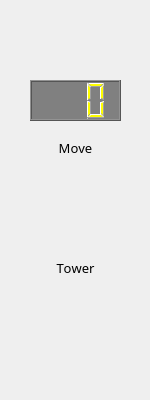
Old version of the form src/tank_game_gui/src/tankinfowidget.ui in the repository joelottosson/cwg.
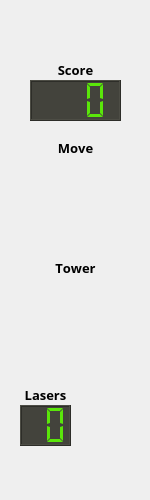
New version of the form. Icons and pictures are not drawn.

Commit message: Lasers are now pickupable :)

Patch:
```diff
--- a/src/tank_game_gui/src/tankinfowidget.ui
+++ b/src/tank_game_gui/src/tankinfowidget.ui
@@ -7,7 +7,7 @@
     <x>0</x>
     <y>0</y>
     <width>150</width>
-    <height>400</height>
+    <height>500</height>
    </rect>
   </property>
   <property name="sizePolicy">
@@ -19,13 +19,13 @@
   <property name="minimumSize">
    <size>
     <width>150</width>
-    <height>400</height>
+    <height>500</height>
    </size>
   </property>
   <property name="maximumSize">
    <size>
     <width>150</width>
-    <height>400</height>
+    <height>500</height>
    </size>
   </property>
   <property name="font">
@@ -78,7 +78,9 @@
    <property name="font">
     <font>
      <pointsize>10</pointsize>
+     <weight>75</weight>
      <italic>false</italic>
+     <bold>true</bold>
      <kerning>false</kerning>
     </font>
    </property>
@@ -149,7 +151,9 @@
    <property name="font">
     <font>
      <pointsize>10</pointsize>
+     <weight>75</weight>
      <italic>false</italic>
+     <bold>true</bold>
      <kerning>false</kerning>
     </font>
    </property>
@@ -267,16 +271,111 @@
     <bool>false</bool>
    </property>
    <property name="styleSheet">
-    <string notr="true">background-color: grey;
-color: yellow</string>
+    <string notr="true">background-color: rgb(67, 67, 60);
+color: rgb(90, 230, 10);</string>
    </property>
    <property name="digitCount">
     <number>3</number>
    </property>
+   <property name="segmentStyle">
+    <enum>QLCDNumber::Flat</enum>
+   </property>
    <property name="intValue" stdset="0">
     <number>0</number>
    </property>
   </widget>
+  <widget class="QLCDNumber" name="laserLcdNumber">
+   <property name="geometry">
+    <rect>
+     <x>20</x>
+     <y>405</y>
+     <width>51</width>
+     <height>41</height>
+    </rect>
+   </property>
+   <property name="autoFillBackground">
+    <bool>false</bool>
+   </property>
+   <property name="styleSheet">
+    <string notr="true">background-color: rgb(67, 67, 60);
+color: rgb(90, 230, 10);</string>
+   </property>
+   <property name="digitCount">
+    <number>2</number>
+   </property>
+   <property name="segmentStyle">
+    <enum>QLCDNumber::Flat</enum>
+   </property>
+   <property name="intValue" stdset="0">
+    <number>0</number>
+   </property>
+  </widget>
+  <widget class="QLabel" name="label_3">
+   <property name="geometry">
+    <rect>
+     <x>20</x>
+     <y>385</y>
+     <width>51</width>
+     <height>20</height>
+    </rect>
+   </property>
+   <property name="font">
+    <font>
+     <pointsize>10</pointsize>
+     <weight>75</weight>
+     <italic>false</italic>
+     <bold>true</bold>
+     <kerning>false</kerning>
+    </font>
+   </property>
+   <property name="text">
+    <string>Lasers</string>
+   </property>
+   <property name="alignment">
+    <set>Qt::AlignCenter</set>
+   </property>
+  </widget>
+  <widget class="QLabel" name="fireButton_2">
+   <property name="geometry">
+    <rect>
+     <x>90</x>
+     <y>410</y>
+     <width>31</width>
+     <height>30</height>
+    </rect>
+   </property>
+   <property name="text">
+    <string/>
+   </property>
+   <property name="pixmap">
+    <pixmap>../images/inactive-blue.png</pixmap>
+   </property>
+  </widget>
+  <widget class="QLabel" name="label_4">
+   <property name="geometry">
+    <rect>
+     <x>20</x>
+     <y>60</y>
+     <width>111</width>
+     <height>20</height>
+    </rect>
+   </property>
+   <property name="font">
+    <font>
+     <pointsize>10</pointsize>
+     <weight>75</weight>
+     <italic>false</italic>
+     <bold>true</bold>
+     <kerning>false</kerning>
+    </font>
+   </property>
+   <property name="text">
+    <string>Score</string>
+   </property>
+   <property name="alignment">
+    <set>Qt::AlignCenter</set>
+   </property>
+  </widget>
  </widget>
  <resources/>
  <connections/>
```
Left out of the diff: 18 changed lines with no effect on the pictures. The commit also changes 8 other files.
